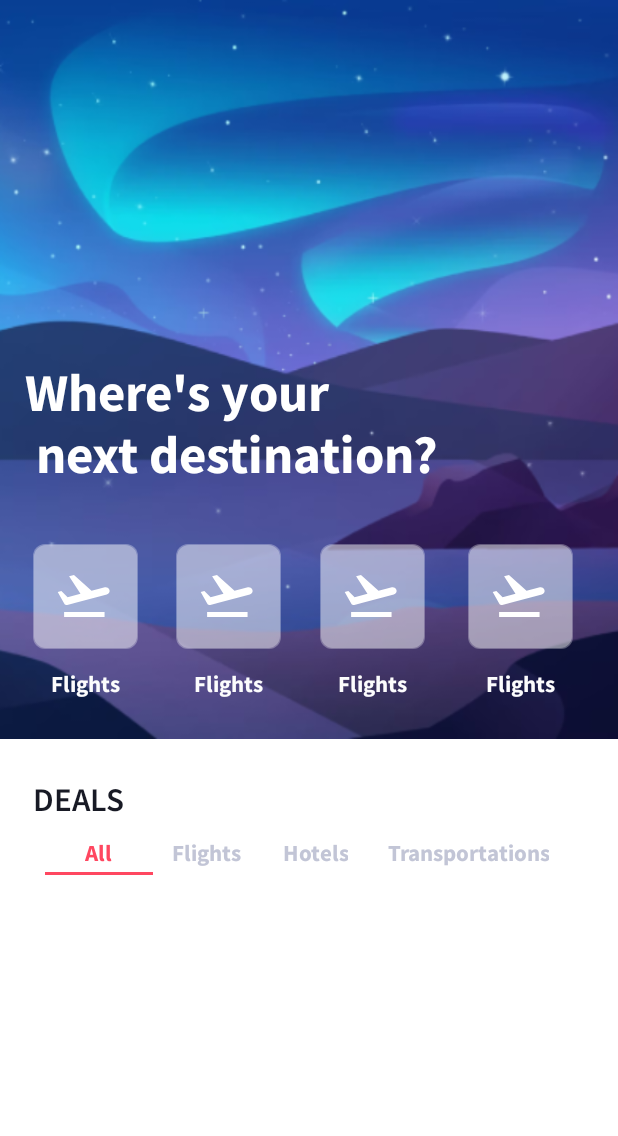
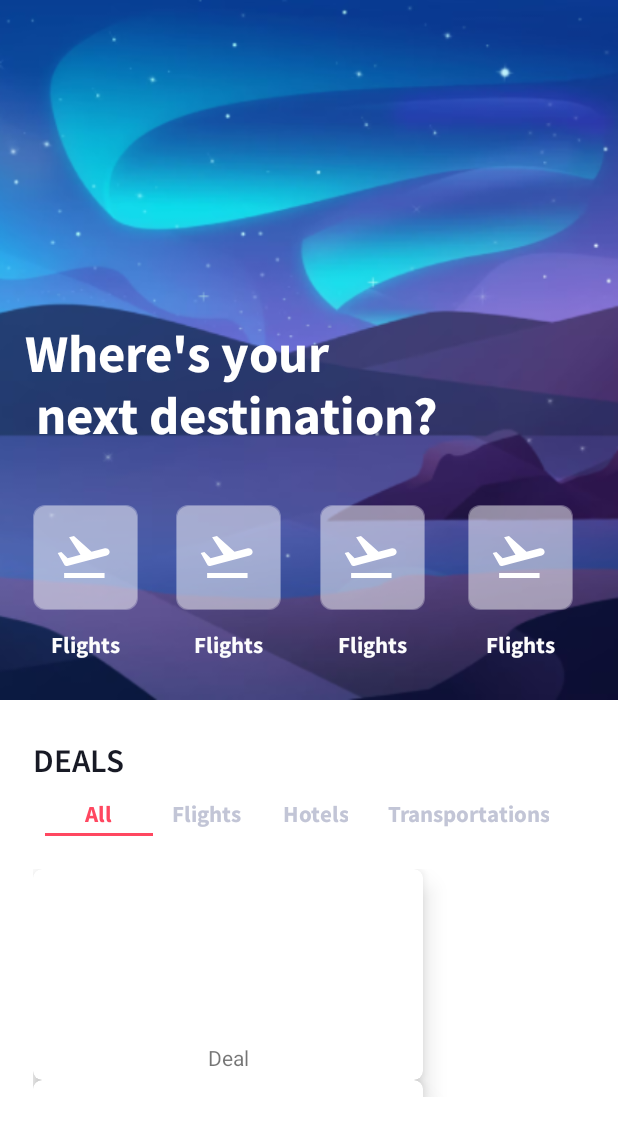
Before and after one commit to omerrguzel/Travel-App, an Android app: the layout fragment_home.xml on its own in the app's theme, with its tools: preview values and no code run, on a phone screen of 412 x 824 dp. Shown: the top 1136 px of the screen. Run offline under Robolectric (Android 15) with nearby library versions, the phone set to English and light mode, and no system bars.

Commit message:
Edit Bottom Nav

```diff
--- a/app/build.gradle
+++ b/app/build.gradle
@@ -46,4 +46,6 @@ dependencies {
     testImplementation 'junit:junit:4.13.2'
     androidTestImplementation 'androidx.test.ext:junit:1.1.3'
     androidTestImplementation 'androidx.test.espresso:espresso-core:3.4.0'
+    implementation 'com.github.st235:expandablebottombar:1.5.1'
+
 }
--- a/app/src/main/java/com/oguzel/travel_app/MainActivity.kt
+++ b/app/src/main/java/com/oguzel/travel_app/MainActivity.kt
@@ -7,5 +7,6 @@ class MainActivity : AppCompatActivity() {
     override fun onCreate(savedInstanceState: Bundle?) {
         super.onCreate(savedInstanceState)
         setContentView(R.layout.activity_main)
+
     }
 }
--- a/app/src/main/res/drawable/item_home_bottom_menu.xml
+++ b/app/src/main/res/drawable/item_home_bottom_menu.xml
@@ -4,6 +4,6 @@
     android:viewportWidth="24"
     android:viewportHeight="25">
   <path
-      android:pathData="M24,23.667C24,24.02 23.86,24.359 23.61,24.61C23.359,24.86 23.02,25 22.667,25H1.333C0.98,25 0.641,24.86 0.391,24.61C0.14,24.359 0,24.02 0,23.667V9.653C-0,9.45 0.046,9.25 0.135,9.067C0.225,8.885 0.354,8.725 0.515,8.6L11.181,0.304C11.415,0.122 11.703,0.023 12,0.023C12.297,0.023 12.585,0.122 12.819,0.304L23.485,8.6C23.646,8.725 23.775,8.885 23.865,9.067C23.954,9.25 24,9.45 24,9.653V23.667ZM10.667,14.333V22.333H13.333V14.333H10.667Z"
-      android:fillColor="#FCFCFD"/>
+      android:pathData="M13.333,22.333H21.333V10.304L12,3.045L2.667,10.304V22.333H10.667V14.333H13.333V22.333ZM24,23.667C24,24.02 23.86,24.359 23.61,24.61C23.359,24.86 23.02,25 22.667,25H1.333C0.98,25 0.641,24.86 0.391,24.61C0.14,24.359 0,24.02 0,23.667V9.653C-0,9.45 0.046,9.25 0.135,9.067C0.225,8.885 0.354,8.725 0.515,8.6L11.181,0.304C11.415,0.122 11.703,0.023 12,0.023C12.297,0.023 12.585,0.122 12.819,0.304L23.485,8.6C23.646,8.725 23.775,8.885 23.865,9.067C23.954,9.25 24,9.45 24,9.653V23.667Z"
+      android:fillColor="#181A25"/>
 </vector>
--- a/app/src/main/res/layout/fragment_home.xml
+++ b/app/src/main/res/layout/fragment_home.xml
@@ -11,7 +11,7 @@
     <ImageView
         android:id="@+id/imageViewBlueSky"
         android:layout_width="@dimen/_317sdp"
-        android:layout_height="@dimen/_379sdp"
+        android:layout_height="@dimen/_359sdp"
         android:scaleType="fitXY"
         android:src="@drawable/background_home_screen"
         app:layout_constraintEnd_toEndOf="parent"
@@ -128,6 +128,7 @@
 
     <androidx.recyclerview.widget.RecyclerView
         android:id="@+id/recyclerViewDeals"
+        tools:listitem="@layout/item_deals"
         android:orientation="horizontal"
         android:layout_width="match_parent"
         android:layout_height="@dimen/_117sdp"
--- /dev/null
+++ b/app/src/main/res/layout/item_deals.xml
@@ -0,0 +1,38 @@
+<?xml version="1.0" encoding="utf-8"?>
+<androidx.cardview.widget.CardView xmlns:android="http://schemas.android.com/apk/res/android"
+    xmlns:app="http://schemas.android.com/apk/res-auto"
+    xmlns:tools="http://schemas.android.com/tools"
+
+    android:id="@+id/cardViewDeals"
+    android:layout_width="@dimen/_200sdp"
+    android:layout_height="@dimen/_108sdp"
+    app:cardCornerRadius="6dp"
+    app:cardElevation="10dp"
+    app:layout_constraintEnd_toEndOf="parent"
+    app:layout_constraintStart_toStartOf="parent"
+    app:layout_constraintTop_toTopOf="parent">
+
+    <RelativeLayout
+        android:layout_width="wrap_content"
+        android:layout_height="wrap_content"
+        android:orientation="horizontal">
+
+        <ImageView
+            android:id="@+id/imageViewDeals"
+            android:layout_width="match_parent"
+            android:layout_height="match_parent"
+            android:scaleType="centerCrop"
+            tools:ignore="contentDescription"/>
+
+        <TextView
+            android:id="@+id/textViewType"
+            android:text="Deal"
+            android:gravity="center"
+            android:layout_width="match_parent"
+            android:layout_height="30dp"
+            android:layout_alignStart="@+id/imageViewDeals"
+            android:layout_alignEnd="@+id/imageViewDeals"
+            android:layout_alignBottom="@+id/imageViewDeals"/>
+
+    </RelativeLayout>
+</androidx.cardview.widget.CardView>
--- a/app/src/main/res/values/strings.xml
+++ b/app/src/main/res/values/strings.xml
@@ -2,4 +2,8 @@
     <string name="app_name">Travel-App</string>
     <!-- TODO: Remove or change this placeholder text -->
     <string name="hello_blank_fragment">Hello blank fragment</string>
+    <string name="home">Home</string>
+    <string name="search">Search</string>
+    <string name="trip">Trip</string>
+    <string name="guide">Guide</string>
 </resources>
```
Also changed, not shown: app/src/main/res/layout/activity_main.xml (+15 -11 lines), app/src/main/res/menu/bottom_navigation_menu.xml (+26 -8 lines).
